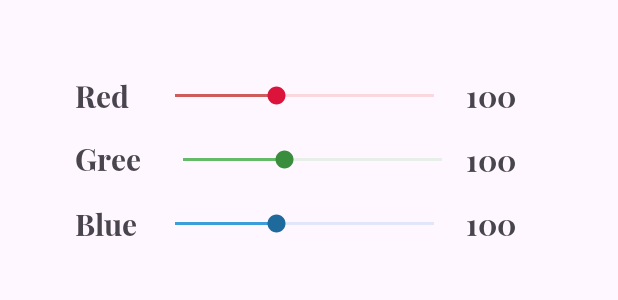
After one commit to crystalshamo/PaperTrail, an Android app: the layout color_seekbar.xml on its own in the app's theme, with its tools: preview values and no code run, on a phone screen of 412 x 824 dp. The commit adds this screen. Shown: the top 300 px of the screen. Run offline under Robolectric (Android 15) with nearby library versions, the phone set to English and light mode, and no system bars; Roboto replaces fonts that are not available here.

Commit message:
rbg color picker

```diff
--- a/app/src/main/java/com/example/papertrail/HomeScreen.java
+++ b/app/src/main/java/com/example/papertrail/HomeScreen.java
@@ -98,7 +98,6 @@ public class HomeScreen extends AppCompatActivity {
 
 
 
-
     private void deleteJournal(String selectedJournal) {
         myDbHelper.deleteJournal(selectedJournal);
         journalNames = myDbHelper.getJournalNames();
@@ -125,6 +124,8 @@ public class HomeScreen extends AppCompatActivity {
 
         View popupView = getLayoutInflater().inflate(R.layout.add_toast, null);
         builder.setView(popupView);
+
+
 
         EditText editTextJournalName = popupView.findViewById(R.id.editTextJournalName);
         Button btnAddJournal = popupView.findViewById(R.id.btnAddJournal);
--- /dev/null
+++ b/app/src/main/res/layout/color_seekbar.xml
@@ -0,0 +1,129 @@
+<?xml version="1.0" encoding="utf-8"?>
+<TableLayout
+    xmlns:android="http://schemas.android.com/apk/res/android"
+    xmlns:app="http://schemas.android.com/apk/res-auto"
+    xmlns:tools="http://schemas.android.com/tools"
+    android:id="@+id/main"
+    android:layout_width="match_parent"
+    android:layout_height="wrap_content"
+    android:layout_margin="20dp"
+    android:padding="30dp"
+    >
+
+
+    <TableRow
+        android:layout_marginBottom = "15dp"
+        android:layout_width="match_parent"
+        android:layout_height="wrap_content">
+
+        <TextView
+            android:layout_width="0dp"
+            android:layout_height="match_parent"
+            android:text="Red"
+            android:fontFamily="@font/playfairdisplaybold"
+            android:textSize="20sp"
+            android:layout_weight = "1"/>
+
+        <SeekBar
+            android:id="@+id/redSB"
+            android:layout_width="0dp"
+            android:layout_height="match_parent"
+            android:max="255"
+            android:min="0"
+            android:progress="100"
+            android:layout_weight="4"
+            android:theme="@style/MySeekBarRed"/>
+
+        <TextView
+            android:id="@+id/redTV"
+            android:text="100"
+            android:textSize="20sp"
+            android:layout_width="0dp"
+            android:fontFamily="@font/playfairdisplaybold"
+            android:layout_height="wrap_content"
+            android:layout_marginStart="5dp"
+            android:layout_weight = "1"/>
+
+    </TableRow>
+
+    <TableRow
+        android:layout_marginBottom = "15dp"
+        android:layout_width="match_parent"
+        android:layout_height="wrap_content"
+        >
+
+        <TextView
+            android:layout_width="0dp"
+            android:layout_height="match_parent"
+            android:layout_weight="1"
+            android:textSize="20dp"
+            android:fontFamily="@font/playfairdisplaybold"
+            android:text="Green"
+            android:layout_marginEnd="5dp"
+            />
+
+        <SeekBar
+
+            android:id="@+id/greenSB"
+            android:layout_width="0dp"
+            android:layout_height="match_parent"
+            android:layout_weight="4"
+            android:max="255"
+            android:min="0"
+            android:progress="100"
+            android:theme="@style/MySeekBarGreen"
+
+            />
+
+        <TextView
+            android:layout_margin="0dp"
+            android:id="@+id/greenTV"
+            android:layout_width="0dp"
+            android:fontFamily="@font/playfairdisplaybold"
+            android:layout_height="wrap_content"
+            android:layout_weight="1"
+            android:textSize="20dp"
+            android:text="100"
+            />
+
+
+    </TableRow>
+
+    <TableRow
+        android:layout_marginBottom = "15dp"
+        >
+
+        <TextView
+            android:layout_width="0dp"
+            android:layout_height="match_parent"
+            android:textSize="20sp"
+            android:fontFamily="@font/playfairdisplaybold"
+            android:text="Blue"
+            android:layout_weight="1"
+            />
+
+        <SeekBar
+            android:id="@+id/blueSB"
+            android:layout_width="0dp"
+            android:layout_height="match_parent"
+            android:max="255"
+            android:min="0"
+            android:progress="100"
+            android:layout_weight="4"
+            android:theme="@style/MySeekBarBlue"
+            />
+
+        <TextView
+            android:id="@+id/blueTV"
+            android:layout_width="0dp"
+            android:layout_height="wrap_content"
+            android:textSize="20sp"
+            android:fontFamily="@font/playfairdisplaybold"
+            android:text="100"
+            android:layout_marginStart="5dp"
+            android:layout_weight="1"/>
+
+
+    </TableRow>
+
+</TableLayout>
--- /dev/null
+++ b/app/src/main/res/values/radiobox.xml
@@ -0,0 +1,31 @@
+<?xml version="1.0" encoding="utf-8"?>
+<resources>
+    <style name="text" parent="TextAppearance.AppCompat">
+        <item name="android:textSize">12sp</item>
+        <item name="android:textColor">#A17D61</item>
+    </style>
+    <style name="text2" parent="TextAppearance.AppCompat">
+        <item name="android:textSize">15sp</item>
+        <item name="android:textColor">#A9A8AD</item>
+    </style>
+    <style name="ButtonStyle" parent="Widget.AppCompat.Button">
+        <item name="colorPrimary">@android:color/holo_orange_dark</item>
+        <item name="android:textColorSecondary">@android:color/holo_purple</item>
+    </style>
+    <style name="MySeekBarGreen" parent="Widget.AppCompat.ActionBar">
+        <item name="android:progressBackgroundTint">#A5D6A7</item>
+        <item name="android:progressTint">#66BB6A</item>
+        <item name="android:colorControlActivated">#388E3C</item>
+    </style>
+    <style name="MySeekBarBlue" parent="Widget.AppCompat.ActionBar">
+        <item name="android:progressBackgroundTint">#8BB8E8</item>
+        <item name="android:progressTint">#3B9ED8</item>
+        <item name="android:colorControlActivated">#1E6A9D</item>
+    </style>
+    <style name="MySeekBarRed" parent="Widget.AppCompat.ActionBar">
+        <item name="android:progressBackgroundTint">#F08080</item>
+        <item name="android:progressTint">#CD5C5C</item>
+        <item name="android:colorControlActivated">#DC143C</item>
+    </style>
+
+</resources>
```
Also changed, not shown: app/src/main/java/com/example/papertrail/EditPage.java (+76 -11 lines), app/src/main/res/layout/activity_edit_page.xml (+1 -11 lines).
